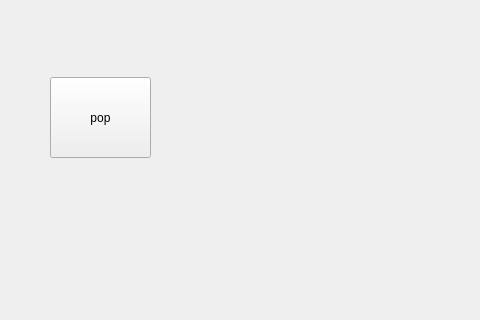
Old version of the form mainwindow.ui in the repository KamaTechOrg/VehicleCompSim; both pictures show x 0 to 480 and y 0 to 320 of the 800 by 600 pixel window.
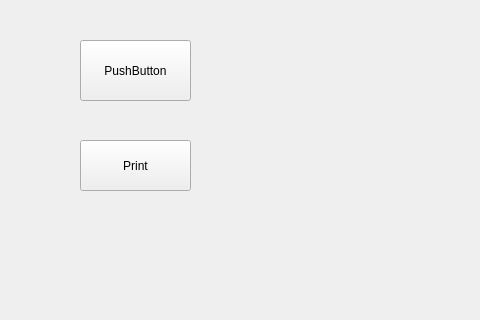
New version of the form.

```diff
--- a/mainwindow.ui
+++ b/mainwindow.ui
@@ -17,14 +17,27 @@
    <widget class="QPushButton" name="pushButton">
     <property name="geometry">
      <rect>
-      <x>50</x>
-      <y>77</y>
-      <width>101</width>
-      <height>81</height>
+      <x>80</x>
+      <y>40</y>
+      <width>111</width>
+      <height>61</height>
      </rect>
     </property>
     <property name="text">
-     <string>pop</string>
+     <string>PushButton</string>
+    </property>
+   </widget>
+   <widget class="QPushButton" name="pushButton_2">
+    <property name="geometry">
+     <rect>
+      <x>80</x>
+      <y>140</y>
+      <width>111</width>
+      <height>51</height>
+     </rect>
+    </property>
+    <property name="text">
+     <string>Print</string>
     </property>
    </widget>
   </widget>
```
